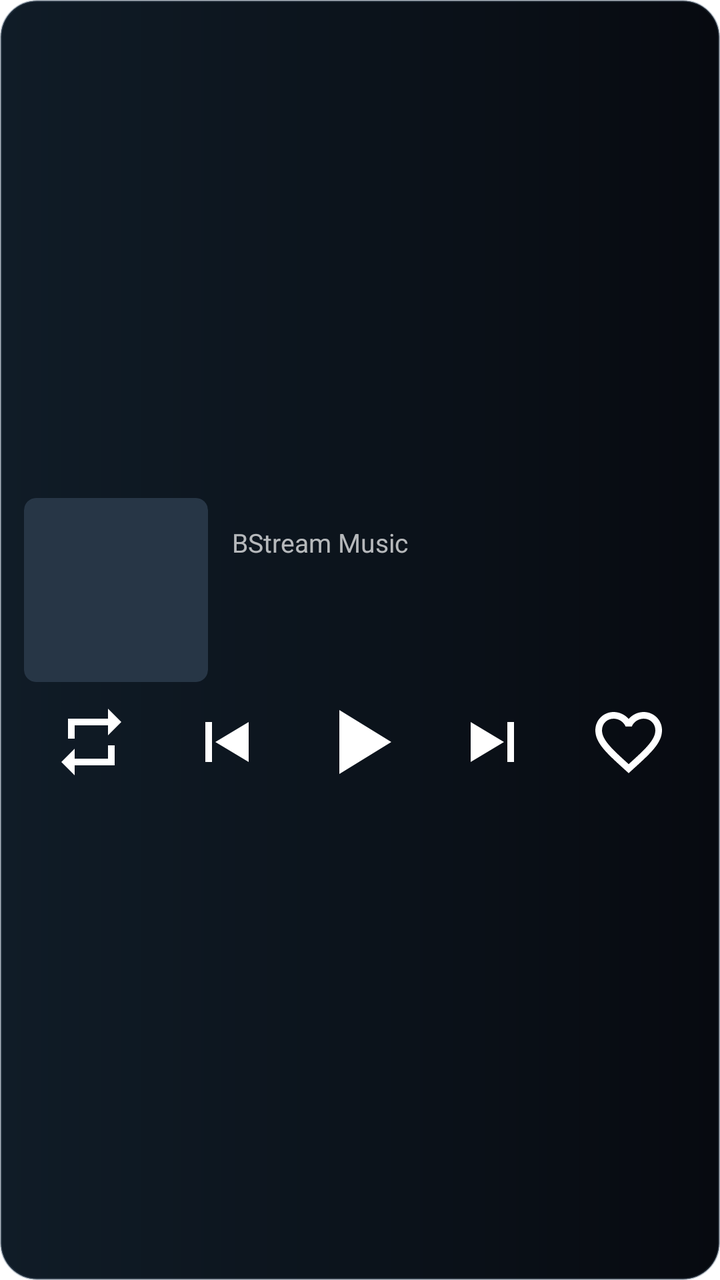
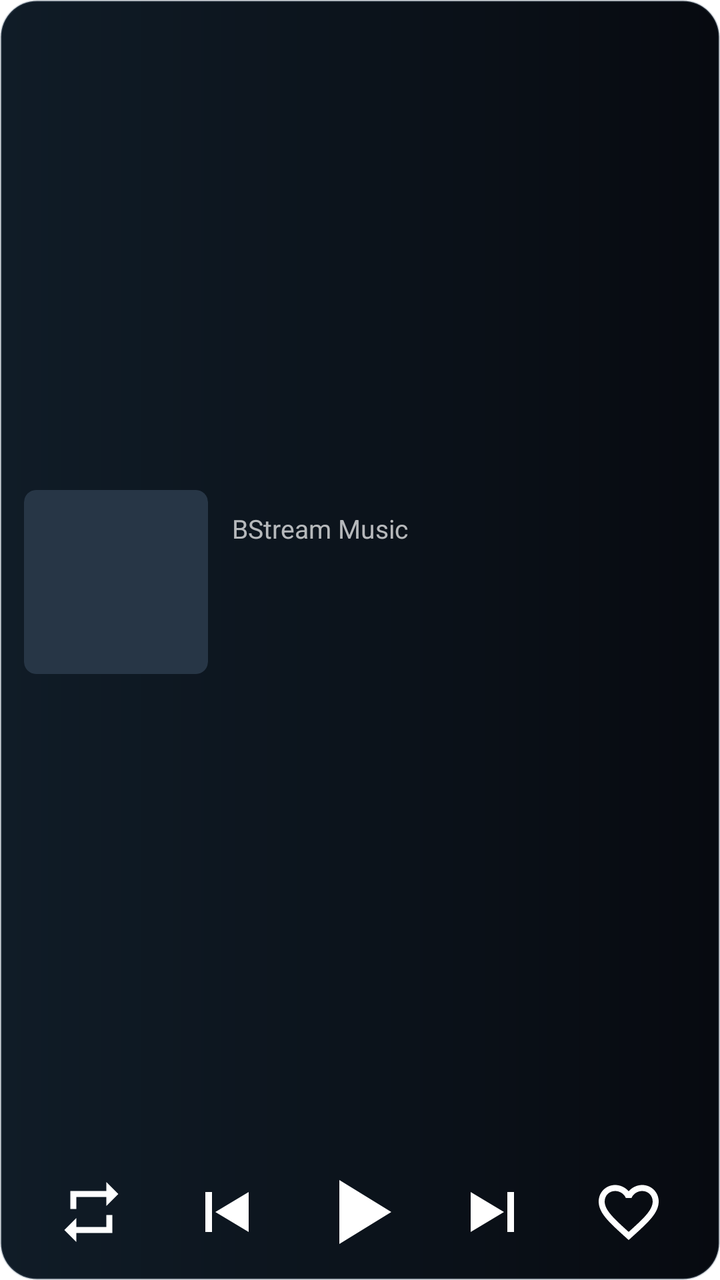

Compare the two renders of this Android layout. The source of the first and the diff that turns it into the second are given below.
<!-- AndroidManifest.xml: fallback theme Theme.MaterialComponents.DayNight.NoActionBar -->
<!-- res/layout/bstream_music_widget_expanded.xml -->
<?xml version="1.0" encoding="utf-8"?>
<FrameLayout xmlns:android="http://schemas.android.com/apk/res/android"
    android:layout_width="match_parent"
    android:layout_height="match_parent"
    android:layout_marginStart="4dp"
    android:layout_marginEnd="4dp"
    android:layout_marginTop="4dp"
    android:layout_marginBottom="0dp"
    android:background="@drawable/bstream_widget_background">

    <ImageView
        android:id="@+id/widget_backdrop"
        android:layout_width="match_parent"
        android:layout_height="match_parent"
        android:background="@drawable/bstream_widget_background"
        android:clipToOutline="true"
        android:contentDescription="@null"
        android:scaleType="fitXY" />

    <LinearLayout
        android:id="@+id/widget_card"
        android:layout_width="match_parent"
        android:layout_height="match_parent"
        android:gravity="center_vertical"
        android:orientation="vertical"
        android:paddingHorizontal="12dp"
        android:paddingTop="6dp"
        android:paddingBottom="2dp">

        <LinearLayout
            android:id="@+id/widget_metadata"
            android:layout_width="match_parent"
            android:layout_height="wrap_content"
            android:gravity="center_vertical"
            android:orientation="horizontal">

            <ImageView
                android:id="@+id/widget_artwork"
                android:layout_width="92dp"
                android:layout_height="92dp"
                android:background="@drawable/bstream_widget_artwork_background"
                android:clipToOutline="true"
                android:contentDescription="@string/widget_artwork_description"
                android:scaleType="centerCrop" />

            <LinearLayout
                android:layout_width="0dp"
                android:layout_height="wrap_content"
                android:layout_marginStart="12dp"
                android:layout_weight="1"
                android:gravity="center_vertical"
                android:orientation="vertical">

                <TextView
                    android:id="@+id/widget_player_name"
                    android:layout_width="match_parent"
                    android:layout_height="wrap_content"
                    android:ellipsize="end"
                    android:singleLine="true"
                    android:text="@string/widget_player_name"
                    android:textColor="#B3FFFFFF"
                    android:textSize="13sp" />

                <TextView
                    android:id="@+id/widget_title"
                    android:layout_width="match_parent"
                    android:layout_height="wrap_content"
                    android:layout_marginTop="2dp"
                    android:ellipsize="end"
                    android:fontFamily="sans-serif-medium"
                    android:textStyle="bold"
                    android:singleLine="true"
                    android:textColor="#FFFFFFFF"
                    android:textSize="18sp" />

                <TextView
                    android:id="@+id/widget_artist"
                    android:layout_width="match_parent"
                    android:layout_height="wrap_content"
                    android:layout_marginTop="2dp"
                    android:ellipsize="end"
                    android:singleLine="true"
                    android:textColor="#D7DDE3E8"
                    android:textSize="14sp" />
            </LinearLayout>
        </LinearLayout>

        <LinearLayout
            android:id="@+id/widget_controls"
            android:layout_width="match_parent"
            android:layout_height="48dp"
            android:layout_marginTop="6dp"
            android:gravity="center"
            android:orientation="horizontal">

            <ImageView
                android:id="@+id/widget_repeat"
                android:layout_width="0dp"
                android:layout_height="48dp"
                android:layout_weight="1"
                android:background="@android:color/transparent"
                android:contentDescription="@string/widget_repeat"
                android:padding="4dp"
                android:src="@drawable/bstream_widget_repeat"
                android:scaleType="fitCenter"
                android:tint="#FFFFFFFF" />

            <ImageView
                android:id="@+id/widget_previous"
                android:layout_width="0dp"
                android:layout_height="48dp"
                android:layout_weight="1"
                android:background="@android:color/transparent"
                android:contentDescription="@string/widget_previous"
                android:padding="4dp"
                android:src="@drawable/bstream_widget_previous"
                android:scaleType="fitCenter"
                android:tint="#FFFFFFFF" />

            <ImageView
                android:id="@+id/widget_play_pause"
                android:layout_width="0dp"
                android:layout_height="48dp"
                android:layout_weight="1"
                android:background="@android:color/transparent"
                android:contentDescription="@string/widget_play_pause"
                android:padding="0dp"
                android:src="@drawable/bstream_widget_play"
                android:scaleType="fitCenter"
                android:tint="#FFFFFFFF" />

            <ImageView
                android:id="@+id/widget_next"
                android:layout_width="0dp"
                android:layout_height="48dp"
                android:layout_weight="1"
                android:background="@android:color/transparent"
                android:contentDescription="@string/widget_next"
                android:padding="4dp"
                android:src="@drawable/bstream_widget_next"
                android:scaleType="fitCenter"
                android:tint="#FFFFFFFF" />

            <ImageView
                android:id="@+id/widget_favorite"
                android:layout_width="0dp"
                android:layout_height="48dp"
                android:layout_weight="1"
                android:background="@android:color/transparent"
                android:contentDescription="@string/widget_favorite"
                android:padding="4dp"
                android:src="@drawable/bstream_widget_heart_outline"
                android:scaleType="fitCenter"
                android:tint="#FFFFFFFF" />
        </LinearLayout>
    </LinearLayout>
</FrameLayout>
<!-- resources referenced by this layout -->
<resources>
  <!-- drawable bstream_widget_artwork_background (drawable) -->
  <?xml version="1.0" encoding="utf-8"?>
  <shape xmlns:android="http://schemas.android.com/apk/res/android" android:shape="rectangle">
      <corners android:radius="6dp" />
      <solid android:color="#FF273646" />
  </shape>
  <!-- drawable bstream_widget_background (drawable) -->
  <?xml version="1.0" encoding="utf-8"?>
  <shape xmlns:android="http://schemas.android.com/apk/res/android" android:shape="rectangle">
      <corners android:radius="18dp" />
      <gradient android:angle="0" android:startColor="#FF101C27" android:endColor="#FF070A10" />
      <stroke android:width="1dp" android:color="#405E7182" />
  </shape>
  <!-- drawable bstream_widget_heart_outline (drawable) -->
  <vector xmlns:android="http://schemas.android.com/apk/res/android"
      android:width="32dp"
      android:height="32dp"
      android:viewportWidth="24"
      android:viewportHeight="24">
      <path
          android:fillColor="#FFFFFFFF"
          android:pathData="M16.5,3c-1.74,0 -3.41,0.81 -4.5,2.09C10.91,3.81 9.24,3 7.5,3 4.42,3 2,5.42 2,8.5c0,3.78 3.4,6.86 8.55,11.54L12,21.35l1.45,-1.32C18.6,15.36 22,12.28 22,8.5 22,5.42 19.58,3 16.5,3zM12.1,18.55l-0.1,0.1 -0.1,-0.1C7.14,14.24 4,11.39 4,8.5 4,6.5 5.5,5 7.5,5c1.54,0 3.04,0.99 3.57,2.36h1.87C13.46,5.99 14.96,5 16.5,5 18.5,5 20,6.5 20,8.5c0,2.89 -3.14,5.74 -7.9,10.05z" />
  </vector>
  <!-- drawable bstream_widget_next (drawable) -->
  <vector xmlns:android="http://schemas.android.com/apk/res/android"
      android:width="32dp"
      android:height="32dp"
      android:viewportWidth="24"
      android:viewportHeight="24">
      <path
          android:fillColor="#FFFFFFFF"
          android:pathData="M16,6h2v12h-2zM5,6v12l10,-6z" />
  </vector>
  <!-- drawable bstream_widget_play (drawable) -->
  <vector xmlns:android="http://schemas.android.com/apk/res/android"
      android:width="32dp"
      android:height="32dp"
      android:viewportWidth="24"
      android:viewportHeight="24">
      <path
          android:fillColor="#FFFFFFFF"
          android:pathData="M7,4v16l13,-8z" />
  </vector>
  <!-- drawable bstream_widget_previous (drawable) -->
  <vector xmlns:android="http://schemas.android.com/apk/res/android"
      android:width="32dp"
      android:height="32dp"
      android:viewportWidth="24"
      android:viewportHeight="24">
      <path
          android:fillColor="#FFFFFFFF"
          android:pathData="M6,6h2v12H6zM19,6v12l-10,-6z" />
  </vector>
  <!-- drawable bstream_widget_repeat (drawable) -->
  <vector xmlns:android="http://schemas.android.com/apk/res/android"
      android:width="32dp"
      android:height="32dp"
      android:viewportWidth="24"
      android:viewportHeight="24">
      <path
          android:fillColor="#FFFFFFFF"
          android:pathData="M7,7h10v3l4,-4 -4,-4v3H5v6h2V7zM17,17H7v-3l-4,4 4,4v-3h12v-6h-2v4z" />
  </vector>
  <string name="widget_artwork_description">Portada de la canción</string>
  <string name="widget_favorite">Favoritos</string>
  <string name="widget_next">Siguiente</string>
  <string name="widget_play_pause">Reproducir o pausar</string>
  <string name="widget_player_name">BStream Music</string>
  <string name="widget_previous">Anterior</string>
  <string name="widget_repeat">Repetir</string>
</resources>

<!-- the commit's change to res/layout/bstream_music_widget_expanded.xml (unified diff, before → after) -->
@@ -8,14 +8,10 @@
     android:layout_marginBottom="0dp"
     android:background="@drawable/bstream_widget_background">
 
-    <ImageView
-        android:id="@+id/widget_backdrop"
-        android:layout_width="match_parent"
-        android:layout_height="match_parent"
-        android:background="@drawable/bstream_widget_background"
-        android:clipToOutline="true"
-        android:contentDescription="@null"
-        android:scaleType="fitXY" />
+    <include
+        layout="@layout/bstream_widget_backdrop_crossfade"
+        android:layout_width="match_parent"
+        android:layout_height="match_parent" />
 
     <LinearLayout
         android:id="@+id/widget_card"
@@ -24,24 +20,21 @@
         android:gravity="center_vertical"
         android:orientation="vertical"
         android:paddingHorizontal="12dp"
-        android:paddingTop="6dp"
-        android:paddingBottom="2dp">
+        android:paddingTop="2dp"
+        android:paddingBottom="10dp">
 
         <LinearLayout
             android:id="@+id/widget_metadata"
             android:layout_width="match_parent"
-            android:layout_height="wrap_content"
+            android:layout_height="0dp"
+            android:layout_weight="1"
             android:gravity="center_vertical"
             android:orientation="horizontal">
 
-            <ImageView
-                android:id="@+id/widget_artwork"
+            <include
+                layout="@layout/bstream_widget_artwork_crossfade"
                 android:layout_width="92dp"
-                android:layout_height="92dp"
-                android:background="@drawable/bstream_widget_artwork_background"
-                android:clipToOutline="true"
-                android:contentDescription="@string/widget_artwork_description"
-                android:scaleType="centerCrop" />
+                android:layout_height="92dp" />
 
             <LinearLayout
                 android:layout_width="0dp"
@@ -65,7 +58,7 @@
                     android:id="@+id/widget_title"
                     android:layout_width="match_parent"
                     android:layout_height="wrap_content"
-                    android:layout_marginTop="2dp"
+                    android:layout_marginTop="5dp"
                     android:ellipsize="end"
                     android:fontFamily="sans-serif-medium"
                     android:textStyle="bold"
@@ -77,7 +70,7 @@
                     android:id="@+id/widget_artist"
                     android:layout_width="match_parent"
                     android:layout_height="wrap_content"
-                    android:layout_marginTop="2dp"
+                    android:layout_marginTop="5dp"
                     android:ellipsize="end"
                     android:singleLine="true"
                     android:textColor="#D7DDE3E8"
@@ -89,7 +82,7 @@
             android:id="@+id/widget_controls"
             android:layout_width="match_parent"
             android:layout_height="48dp"
-            android:layout_marginTop="6dp"
+            android:layout_marginTop="2dp"
             android:gravity="center"
             android:orientation="horizontal">
 
@@ -155,3 +148,59 @@
         </LinearLayout>
     </LinearLayout>
 </FrameLayout>
+<!-- res/layout/bstream_widget_backdrop_crossfade.xml (included above) -->
+<?xml version="1.0" encoding="utf-8"?>
+<ViewFlipper xmlns:android="http://schemas.android.com/apk/res/android"
+    android:id="@+id/widget_backdrop"
+    android:layout_width="match_parent"
+    android:layout_height="match_parent"
+    android:animateFirstView="true"
+    android:autoStart="false"
+    android:background="@drawable/bstream_widget_clip_outline"
+    android:clipToOutline="true"
+    android:contentDescription="@null"
+    android:inAnimation="@anim/bstream_widget_fade_in"
+    android:outAnimation="@anim/bstream_widget_fade_out">
+
+    <ImageView
+        android:id="@+id/widget_backdrop_first"
+        android:layout_width="match_parent"
+        android:layout_height="match_parent"
+        android:contentDescription="@null"
+        android:scaleType="fitXY" />
+
+    <ImageView
+        android:id="@+id/widget_backdrop_second"
+        android:layout_width="match_parent"
+        android:layout_height="match_parent"
+        android:contentDescription="@null"
+        android:scaleType="fitXY" />
+</ViewFlipper>
+<!-- res/layout/bstream_widget_artwork_crossfade.xml (included above) -->
+<?xml version="1.0" encoding="utf-8"?>
+<ViewFlipper xmlns:android="http://schemas.android.com/apk/res/android"
+    android:id="@+id/widget_artwork"
+    android:layout_width="match_parent"
+    android:layout_height="match_parent"
+    android:animateFirstView="true"
+    android:autoStart="false"
+    android:background="@drawable/bstream_widget_artwork_background"
+    android:clipToOutline="true"
+    android:contentDescription="@string/widget_artwork_description"
+    android:inAnimation="@anim/bstream_widget_fade_in"
+    android:outAnimation="@anim/bstream_widget_fade_out">
+
+    <ImageView
+        android:id="@+id/widget_artwork_first"
+        android:layout_width="match_parent"
+        android:layout_height="match_parent"
+        android:contentDescription="@null"
+        android:scaleType="centerCrop" />
+
+    <ImageView
+        android:id="@+id/widget_artwork_second"
+        android:layout_width="match_parent"
+        android:layout_height="match_parent"
+        android:contentDescription="@null"
+        android:scaleType="centerCrop" />
+</ViewFlipper>
<!-- resource entries referenced after the edit -->
@@ -13,15 +13,23 @@
       <gradient android:angle="0" android:startColor="#FF101C27" android:endColor="#FF070A10" />
       <stroke android:width="1dp" android:color="#405E7182" />
   </shape>
+  <!-- drawable bstream_widget_clip_outline (drawable) -->
+  <?xml version="1.0" encoding="utf-8"?>
+  <shape xmlns:android="http://schemas.android.com/apk/res/android" android:shape="rectangle">
+      <corners android:radius="18dp" />
+      <solid android:color="#00000000" />
+  </shape>
   <!-- drawable bstream_widget_heart_outline (drawable) -->
   <vector xmlns:android="http://schemas.android.com/apk/res/android"
       android:width="32dp"
       android:height="32dp"
       android:viewportWidth="24"
       android:viewportHeight="24">
+      <group android:pivotX="12" android:pivotY="12" android:scaleX="0.9" android:scaleY="0.9">
       <path
           android:fillColor="#FFFFFFFF"
           android:pathData="M16.5,3c-1.74,0 -3.41,0.81 -4.5,2.09C10.91,3.81 9.24,3 7.5,3 4.42,3 2,5.42 2,8.5c0,3.78 3.4,6.86 8.55,11.54L12,21.35l1.45,-1.32C18.6,15.36 22,12.28 22,8.5 22,5.42 19.58,3 16.5,3zM12.1,18.55l-0.1,0.1 -0.1,-0.1C7.14,14.24 4,11.39 4,8.5 4,6.5 5.5,5 7.5,5c1.54,0 3.04,0.99 3.57,2.36h1.87C13.46,5.99 14.96,5 16.5,5 18.5,5 20,6.5 20,8.5c0,2.89 -3.14,5.74 -7.9,10.05z" />
+      </group>
   </vector>
   <!-- drawable bstream_widget_next (drawable) -->
   <vector xmlns:android="http://schemas.android.com/apk/res/android"
@@ -59,9 +67,11 @@
       android:height="32dp"
       android:viewportWidth="24"
       android:viewportHeight="24">
+      <group android:pivotX="12" android:pivotY="12" android:scaleX="0.9" android:scaleY="0.9">
       <path
           android:fillColor="#FFFFFFFF"
           android:pathData="M7,7h10v3l4,-4 -4,-4v3H5v6h2V7zM17,17H7v-3l-4,4 4,4v-3h12v-6h-2v4z" />
+      </group>
   </vector>
   <string name="widget_artwork_description">Portada de la canción</string>
   <string name="widget_favorite">Favoritos</string>
